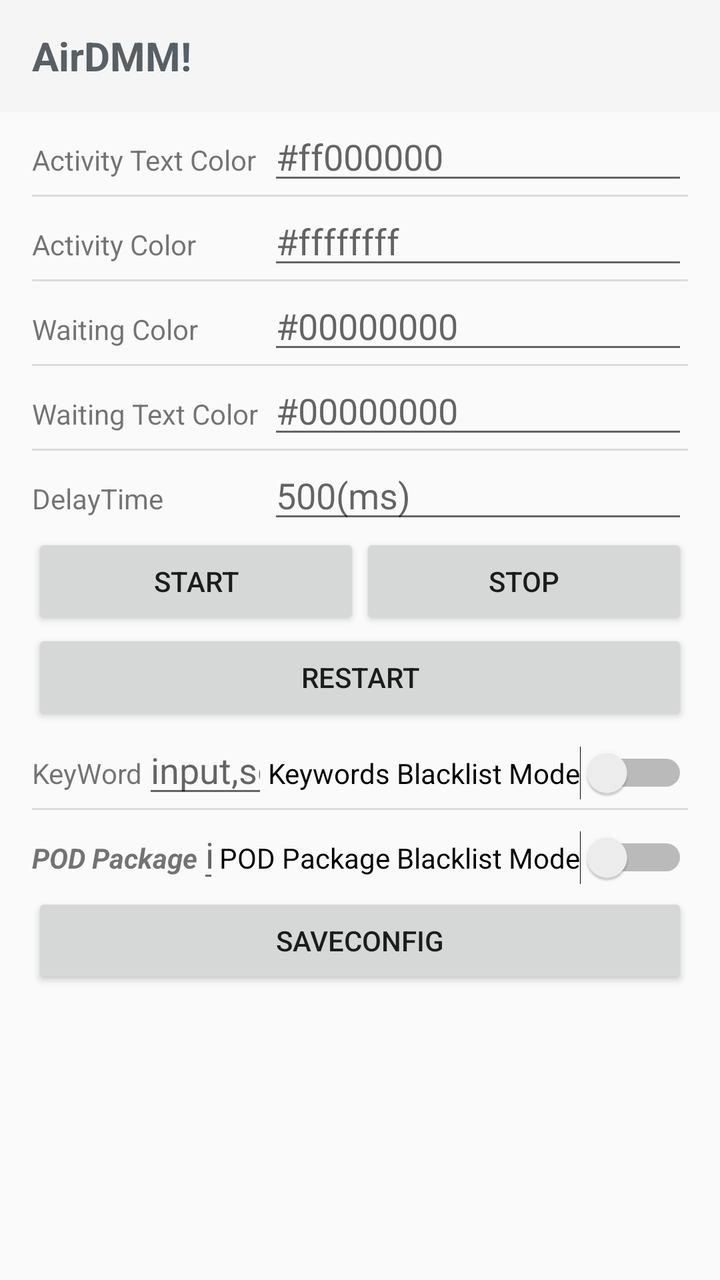
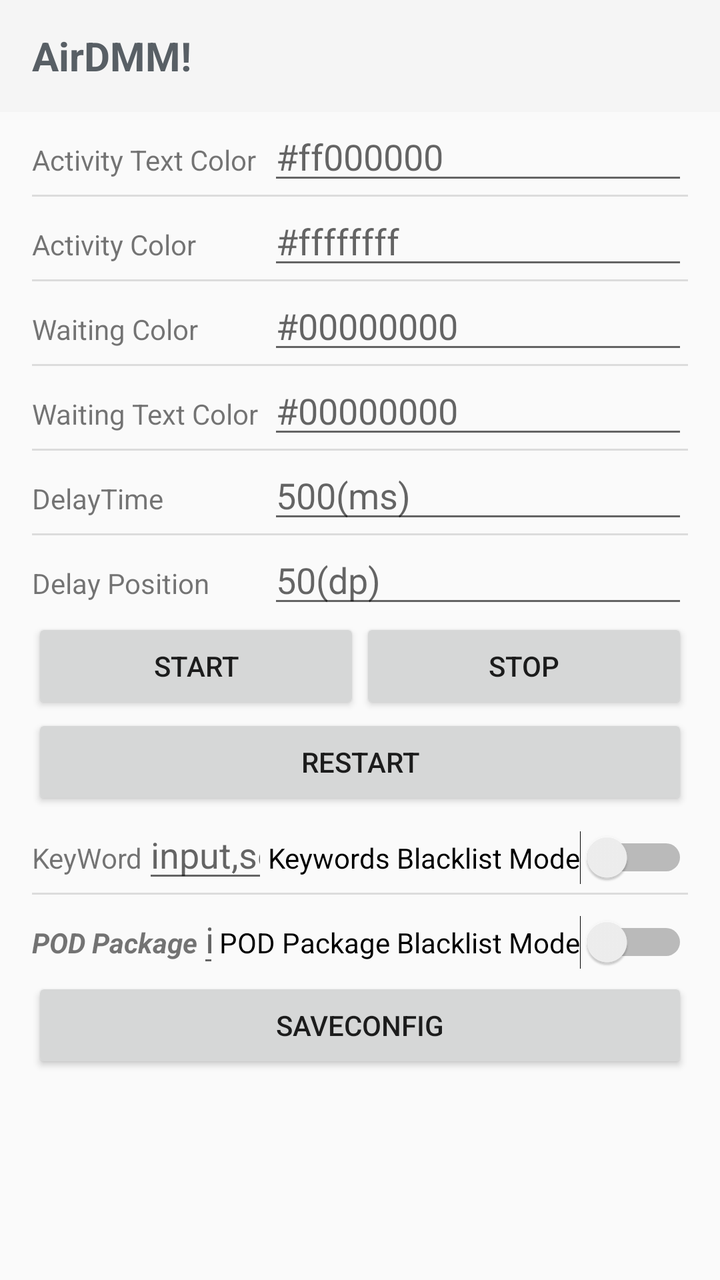

Two renders of the same Android screen: before a commit and after it. Below are the layout's source before the change and the commit's diff.
<!-- AndroidManifest.xml: application theme Theme.AppCompat.DayNight.NoActionBar -->
<!-- res/layout/setting.xml -->
<?xml version="1.0" encoding="utf-8"?>
<androidx.constraintlayout.widget.ConstraintLayout xmlns:android="http://schemas.android.com/apk/res/android"
    xmlns:app="http://schemas.android.com/apk/res-auto"
    xmlns:tools="http://schemas.android.com/tools"
    android:layout_width="match_parent"
    android:layout_height="match_parent">

    <LinearLayout
        android:id="@+id/linearLayout"
        android:layout_width="match_parent"
        android:layout_height="wrap_content"
        android:layout_marginStart="16dp"
        android:layout_marginEnd="16dp"
        android:orientation="vertical"
        app:layout_constraintEnd_toEndOf="parent"
        app:layout_constraintStart_toStartOf="parent"
        app:layout_constraintTop_toBottomOf="@id/tb">

        <LinearLayout
            android:layout_width="match_parent"
            android:layout_height="wrap_content"
            android:orientation="vertical">

            <LinearLayout
                android:layout_width="match_parent"
                android:layout_height="wrap_content"
                android:orientation="horizontal">

                <TextView
                    android:layout_width="match_parent"
                    android:layout_height="wrap_content"
                    android:layout_weight="1"
                    android:text="@string/ActivityTextColor" />

                <EditText
                    android:id="@+id/Et_ActiveColor"
                    android:layout_width="wrap_content"
                    android:layout_height="wrap_content"
                    android:layout_weight="0"
                    android:ems="10"
                    android:hint="#ff000000"
                    android:inputType="text" />

            </LinearLayout>

            <View
                android:id="@+id/divider"
                android:layout_width="match_parent"
                android:layout_height="1dp"
                android:background="?android:attr/listDivider" />

            <LinearLayout
                android:layout_width="match_parent"
                android:layout_height="wrap_content"
                android:orientation="horizontal">

                <TextView
                    android:layout_width="match_parent"
                    android:layout_height="wrap_content"
                    android:layout_weight="1"
                    android:text="@string/ActivityColor" />

                <EditText
                    android:id="@+id/Et_ActiveTextColor"
                    android:layout_width="wrap_content"
                    android:layout_height="wrap_content"
                    android:layout_weight="0"
                    android:ems="10"
                    android:hint="#ffffffff"
                    android:inputType="text" />

            </LinearLayout>

            <View
                android:id="@+id/divider5"
                android:layout_width="match_parent"
                android:layout_height="1dp"
                android:layout_weight="1"
                android:background="?android:attr/listDivider" />

            <LinearLayout
                android:layout_width="match_parent"
                android:layout_height="wrap_content"
                android:orientation="horizontal">

                <TextView
                    android:layout_width="match_parent"
                    android:layout_height="wrap_content"
                    android:layout_weight="1"
                    android:text="@string/WaitingColor" />

                <EditText
                    android:id="@+id/Et_WaitingColor"
                    android:layout_width="wrap_content"
                    android:layout_height="wrap_content"
                    android:layout_weight="0"
                    android:ems="10"
                    android:hint="#00000000"
                    android:inputType="text"
                    android:text="" />

            </LinearLayout>

            <View
                android:id="@+id/divider4"
                android:layout_width="match_parent"
                android:layout_height="1dp"
                android:layout_weight="1"
                android:background="?android:attr/listDivider" />

            <LinearLayout
                android:layout_width="match_parent"
                android:layout_height="wrap_content"
                android:orientation="horizontal">

                <TextView
                    android:layout_width="match_parent"
                    android:layout_height="wrap_content"
                    android:layout_weight="1"
                    android:text="@string/WaitingTextColor" />

                <EditText
                    android:id="@+id/Et_WaitingTextColor"
                    android:layout_width="wrap_content"
                    android:layout_height="wrap_content"
                    android:layout_weight="0"
                    android:ems="10"
                    android:hint="#00000000"
                    android:inputType="text"
                    android:text="" />

            </LinearLayout>

            <View
                android:id="@+id/divider3"
                android:layout_width="match_parent"
                android:layout_height="1dp"
                android:layout_weight="1"
                android:background="?android:attr/listDivider" />

            <LinearLayout
                android:layout_width="match_parent"
                android:layout_height="wrap_content"
                android:layout_weight="1"
                android:orientation="horizontal">

                <TextView
                    android:layout_width="match_parent"
                    android:layout_height="wrap_content"
                    android:layout_weight="1"
                    android:text="@string/DelayTime" />

                <EditText
                    android:id="@+id/Et_DelayTime"
                    android:layout_width="wrap_content"
                    android:layout_height="wrap_content"
                    android:layout_weight="0"
                    android:ems="10"
                    android:hint="500(ms)"
                    android:inputType="text"
                    android:text="" />

            </LinearLayout>
        </LinearLayout>

        <LinearLayout
            android:layout_width="match_parent"
            android:layout_height="wrap_content"
            android:orientation="vertical">

            <LinearLayout
                android:layout_width="match_parent"
                android:layout_height="wrap_content"
                android:orientation="horizontal">

                <Button
                    android:id="@+id/Btn_Start"
                    android:layout_width="wrap_content"
                    android:layout_height="wrap_content"
                    android:layout_weight="1"
                    android:text="@string/Start" />

                <Button
                    android:id="@+id/Btn_Stop"
                    android:layout_width="wrap_content"
                    android:layout_height="wrap_content"
                    android:layout_weight="1"
                    android:text="@string/Stop" />
            </LinearLayout>

            <Button
                android:id="@+id/Btn_Restart"
                android:layout_width="match_parent"
                android:layout_height="wrap_content"
                android:text="@string/Restart" />
        </LinearLayout>

        <LinearLayout
            android:layout_width="match_parent"
            android:layout_height="wrap_content"
            android:orientation="vertical">

            <LinearLayout
                android:layout_width="match_parent"
                android:layout_height="wrap_content"
                android:orientation="horizontal">

                <TextView
                    android:layout_width="wrap_content"
                    android:layout_height="wrap_content"
                    android:layout_weight="0"
                    android:text="@string/KeyWord" />

                <EditText
                    android:id="@+id/Et_KeyWords"
                    android:layout_width="wrap_content"
                    android:layout_height="wrap_content"
                    android:layout_weight="1"
                    android:ems="10"
                    android:hint="input,some,keyword"
                    android:inputType="text"
                    android:text="" />

                <Switch
                    android:id="@+id/Swc_KeywordsBlacklistMode"
                    android:layout_width="wrap_content"
                    android:layout_height="wrap_content"
                    android:layout_weight="0"
                    android:text="@string/KwBM"
                    android:textOff="@string/KwBM"
                    android:textOn="@string/KwBM" />

            </LinearLayout>

            <View
                android:id="@+id/divider6"
                android:layout_width="match_parent"
                android:layout_height="1dp"
                android:layout_weight="0"
                android:background="?android:attr/listDivider" />

            <LinearLayout
                android:layout_width="match_parent"
                android:layout_height="wrap_content"
                android:orientation="horizontal">

                <TextView
                    android:id="@+id/Tv_PodPackage"
                    android:layout_width="wrap_content"
                    android:layout_height="wrap_content"
                    android:layout_weight="0"
                    android:text="@string/PodPackage"
                    android:textStyle="bold|italic" />

                <EditText
                    android:id="@+id/Et_PodPackage"
                    android:layout_width="wrap_content"
                    android:layout_height="wrap_content"
                    android:layout_weight="1"
                    android:ems="10"
                    android:hint="input,some,package,name"
                    android:inputType="text"
                    android:text="" />

                <Switch
                    android:id="@+id/Swc_PodBlacklistMode"
                    android:layout_width="wrap_content"
                    android:layout_height="wrap_content"
                    android:layout_weight="0"
                    android:text="@string/PodBM"
                    android:textOff="@string/PodBM"
                    android:textOn="@string/PodWM" />
            </LinearLayout>
        </LinearLayout>

        <LinearLayout
            android:layout_width="match_parent"
            android:layout_height="wrap_content"
            android:orientation="horizontal">

            <Button
                android:id="@+id/Btn_SaveConfig"
                android:layout_width="wrap_content"
                android:layout_height="wrap_content"
                android:layout_weight="1"
                android:text="@string/SaveConfig" />
        </LinearLayout>

    </LinearLayout>

    <androidx.appcompat.widget.Toolbar
        android:id="@+id/tb"
        android:layout_width="match_parent"
        android:layout_height="wrap_content"
        android:layout_marginBottom="8dp"
        android:background="?attr/colorPrimary"
        android:minHeight="?attr/actionBarSize"
        android:theme="?attr/actionBarTheme"
        app:layout_constraintBottom_toTopOf="@+id/linearLayout"
        app:layout_constraintTop_toTopOf="parent"
        tools:layout_editor_absoluteX="1dp">

        <TextView
            android:layout_width="wrap_content"
            android:layout_height="wrap_content"
            android:text="@string/app_name"
            android:textColor="@color/material_dynamic_neutral_variant40"
            android:textSize="20sp"
            android:textStyle="bold"
            tools:layout_editor_absoluteX="16dp"
            tools:layout_editor_absoluteY="18dp" />
    </androidx.appcompat.widget.Toolbar>

</androidx.constraintlayout.widget.ConstraintLayout>
<!-- resources referenced by this layout -->
<resources>
  <string name="ActivityColor">Activity Color</string>
  <string name="ActivityTextColor">Activity Text Color</string>
  <string name="DelayTime">DelayTime</string>
  <string name="KeyWord">KeyWord</string>
  <string name="KwBM">Keywords Blacklist Mode</string>
  <string name="PodBM">POD Package Blacklist Mode</string>
  <string name="PodPackage">POD Package</string>
  <string name="PodWM">POD Package Whitelist Mode</string>
  <string name="Restart">Restart</string>
  <string name="SaveConfig">SaveConfig</string>
  <string name="Start">Start</string>
  <string name="Stop">Stop</string>
  <string name="WaitingColor">Waiting Color</string>
  <string name="WaitingTextColor">Waiting Text Color</string>
  <string name="app_name">AirDMM!</string>
</resources>

<!-- the commit's change to res/layout/setting.xml (unified diff, before → after) -->
@@ -160,6 +160,36 @@
                     android:inputType="text"
                     android:text="" />
 
+            </LinearLayout>
+
+            <View
+                android:id="@+id/divider7"
+                android:layout_width="match_parent"
+                android:layout_height="1dp"
+                android:layout_weight="1"
+                android:background="?android:attr/listDivider" />
+
+            <LinearLayout
+                android:layout_width="match_parent"
+                android:layout_height="match_parent"
+                android:layout_weight="1"
+                android:orientation="horizontal">
+
+                <TextView
+                    android:id="@+id/textView"
+                    android:layout_width="wrap_content"
+                    android:layout_height="wrap_content"
+                    android:layout_weight="1"
+                    android:text="@string/DelayPosition" />
+
+                <EditText
+                    android:id="@+id/Et_DelayPostion"
+                    android:layout_width="wrap_content"
+                    android:layout_height="wrap_content"
+                    android:layout_weight="0"
+                    android:ems="10"
+                    android:hint="50(dp)"
+                    android:inputType="text" />
             </LinearLayout>
         </LinearLayout>
 
<!-- resource entries referenced after the edit -->
@@ -2,6 +2,7 @@
 <resources>
   <string name="ActivityColor">Activity Color</string>
   <string name="ActivityTextColor">Activity Text Color</string>
+  <string name="DelayPosition">Delay Position</string>
   <string name="DelayTime">DelayTime</string>
   <string name="KeyWord">KeyWord</string>
   <string name="KwBM">Keywords Blacklist Mode</string>
